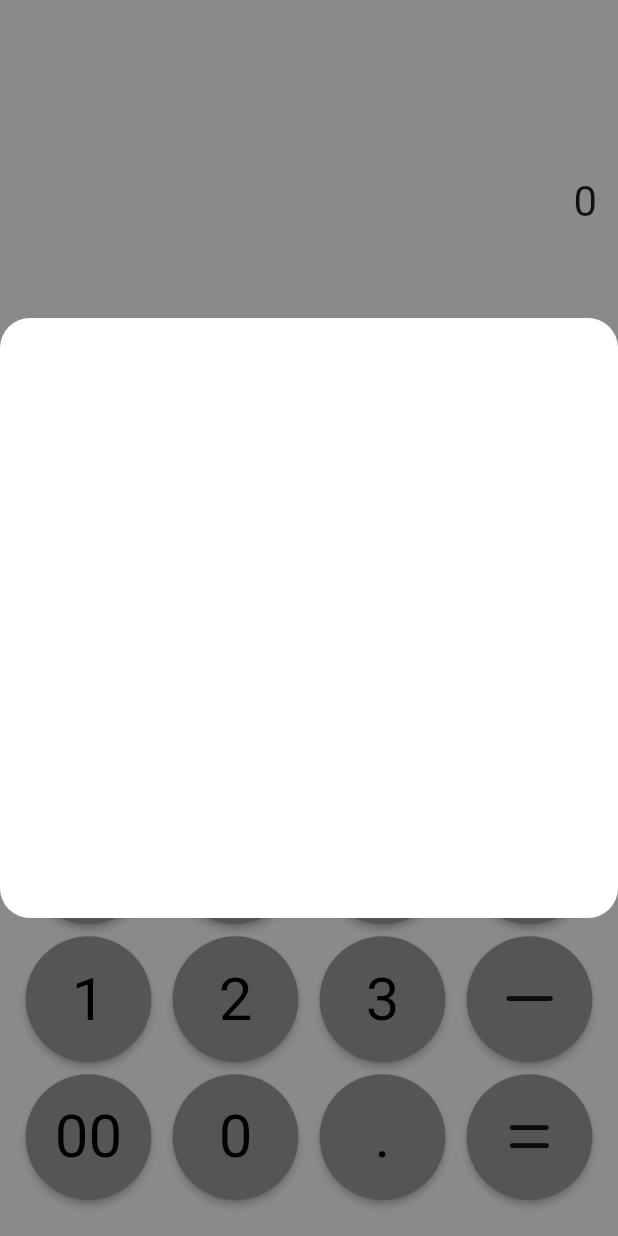
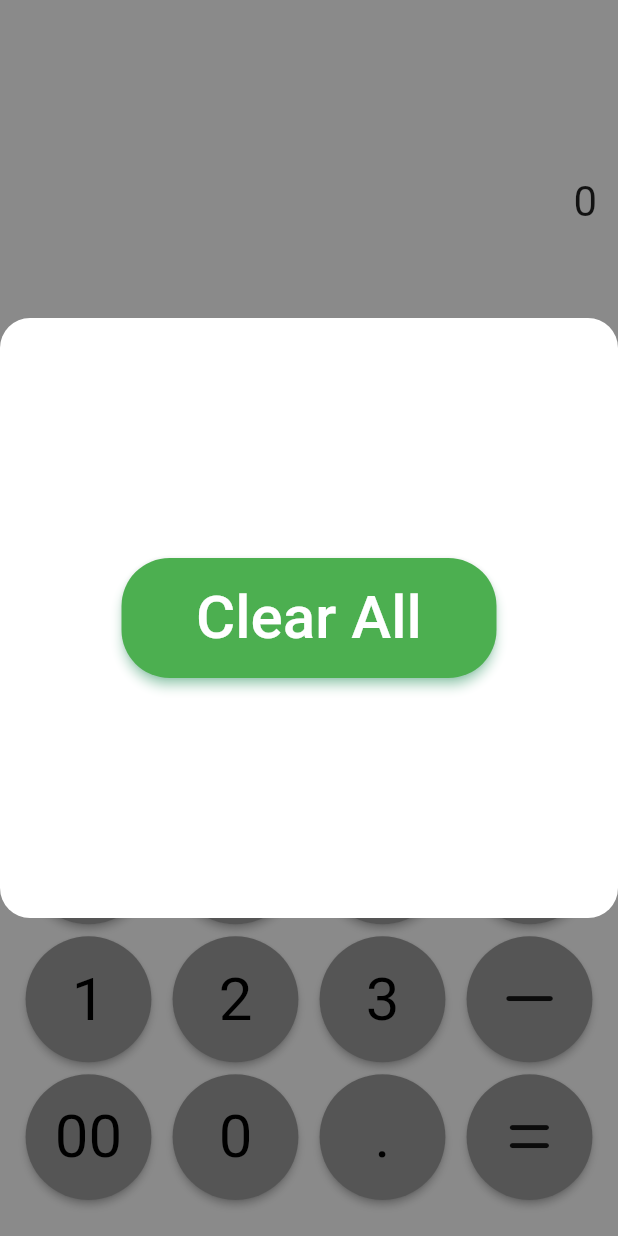
Before and after one commit to myring100/simple_calculator, a Flutter app: the screen it shows after launch, after a tap on the "history" icon, on a phone screen of 412 x 824 dp. Run offline on Flutter 3.47's test engine with Material 2 defaults, Android fonts, the phone set to English and light mode, and no system bars; our stand-ins replace flutter_smart_dialog, sqflite, toast; accounts and stored records are empty.

Commit message:
모든 기능을 다 넣었고 이제 테스트만 하고 버그 픽스 해야함.
추후에  admob, firebase 연동

```diff
--- a/lib/constants.dart
+++ b/lib/constants.dart
@@ -3,10 +3,9 @@ import 'package:flutter/material.dart';
 const kKeyButtonTextStyle = TextStyle(
   fontSize: 40.0,
   color: Colors.black,
-
 );
 const kMenuBTNColor = Colors.black;
-const kKeyboardBTN_padding  = EdgeInsets.symmetric(vertical: 4,horizontal: 2);
+const kKeyboardBTN_padding = EdgeInsets.symmetric(vertical: 4, horizontal: 2);
 
 const kKeyButtonPadding = EdgeInsets.all(10.0);
 const kKeyButtonFillColor = Colors.grey;
@@ -16,6 +15,24 @@ const kKeyButtonConstraint = BoxConstraints(
   minHeight: 36.0,
 );
 
-const kInputTextStyle = TextStyle(fontSize: 28.0,height: 1.4,letterSpacing: 1,);
-const kResultTextStyle = TextStyle(fontSize: 33.0,height: 1.4,letterSpacing: 1);
+const kInputTextStyle = TextStyle(
+  fontSize: 28.0,
+  height: 1.4,
+  letterSpacing: 1,
+);
+const kResultTextStyle =
+    TextStyle(fontSize: 33.0, height: 1.4, letterSpacing: 1);
 const kInputResultTextPadding = EdgeInsets.all(13);
+
+
+
+
+ButtonStyle kClearBtn = ElevatedButton.styleFrom(
+  primary: Colors.green,
+  onPrimary: Colors.white,
+  shadowColor: Colors.greenAccent,
+  elevation: 3,
+  shape: RoundedRectangleBorder(
+      borderRadius: BorderRadius.circular(32.0)),
+  minimumSize: Size(250, 80), //////// HERE
+);
--- a/lib/menuWidget.dart
+++ b/lib/menuWidget.dart
@@ -30,6 +30,7 @@ class _MenuWidgetState extends State<MenuWidget> {
             color: kMenuBTNColor,
             onPressed: () {
               _showAttach(context);
+
             },
           ),
           IconButton(
@@ -65,32 +66,71 @@ class _MenuWidgetState extends State<MenuWidget> {
           ),
           alignment: Alignment.center,
           child: Builder(builder: (context) {
-            return FutureBuilder<List<History>>(
+            return Padding(
+              padding: const EdgeInsets.all(15.0),
+              child: FutureBuilder<List<History>>(
                   future: getList(),
                   builder: (context, snapshot) {
                     if (snapshot.hasData) {
                       List<History>? historyList = snapshot.data;
-                    return ListView.builder(
+                      return Column(
+                        mainAxisAlignment: MainAxisAlignment.center,
+                        crossAxisAlignment: CrossAxisAlignment.end,
+                        children: [
+                          ListView.builder(
                             shrinkWrap: true,
-                      padding: const EdgeInsets.all(10),
                             itemCount: historyList?.length,
                             itemBuilder: (context, index) {
                               return Card(
-                          child: Center(
+                                elevation: 3,
+                                margin: const EdgeInsets.symmetric(vertical: 10,horizontal: 0),
+                                child: SizedBox(
+                                  width: double.infinity,
+                                  height: 40,
+                                  child: Padding(
+                                    padding: const EdgeInsets.symmetric(vertical: 5,horizontal: 15),
                                     child: Row(
+                                      mainAxisAlignment: MainAxisAlignment.end,
+                                      crossAxisAlignment:
+                                          CrossAxisAlignment.start,
                                       children: [
-                                Text(historyList![index].content),
-                                Text(historyList[index].result)
+                                        Text(
+                                          '${historyList![index].content} = ',
+                                          style: const TextStyle(fontSize: 20),
+                                        ),
+                                        Text(
+                                          historyList[index].result,
+                                          style: const TextStyle(fontSize: 20),
+                                        )
                                       ],
+                                    ),
                                   ),
                                 ),
                               );
                             },
+                          ),
+                          Align(
+                            alignment: Alignment.bottomCenter,
+                            child: ElevatedButton(
+                              style: kClearBtn,
+                              onPressed: () {
+                              DB database = DB();
+                              database.deleteAllHistory();
+                              SmartDialog.dismiss();
+                              },
+                              child: const Text(
+                                'Clear All',
+                                style: const TextStyle(fontSize: 40),
+                              ),
+                            ),
+                          )
+                        ],
                       );
                     } else {
                       return Container();
                     }
-                });
+                  }),
+            );
           }),
         );
       },
--- a/lib/my-globals.dart
+++ b/lib/my-globals.dart
@@ -2,5 +2,4 @@
 library globals;
 
 String input = '0';
-double result = 0.0;
 String resultString = '0';
```
Also changed, not shown: lib/completeInput.dart (deleted, +0 -14 lines), lib/db.dart (+2 -8 lines), lib/keyboard.dart (+4 -5 lines). Lines whose indentation alone changed are shown as unchanged.
